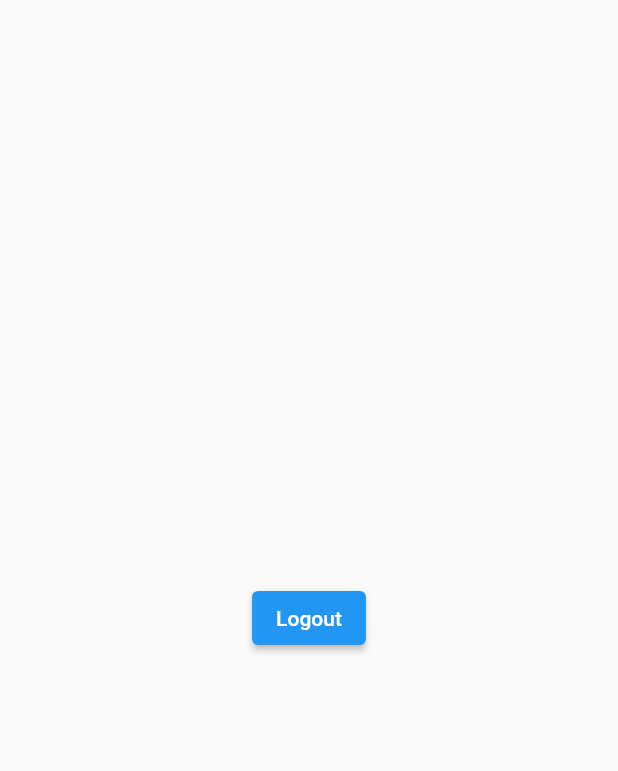
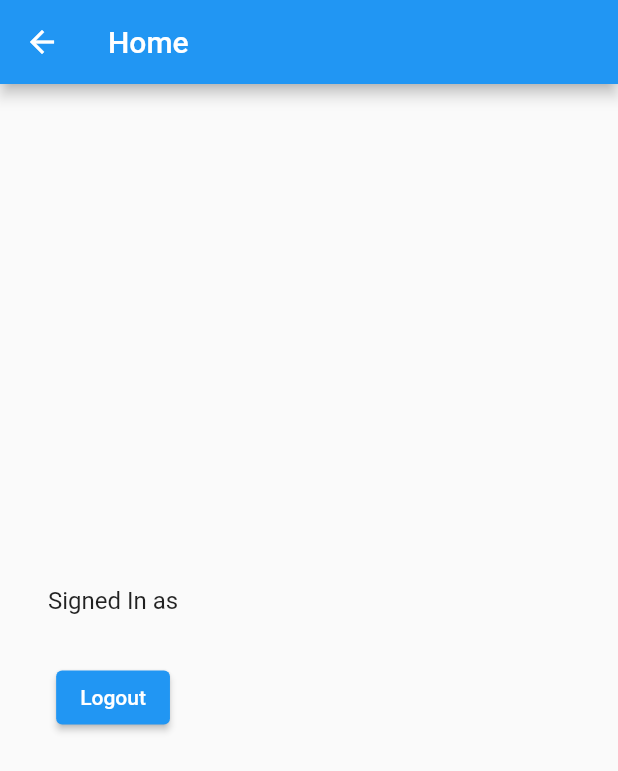
Before and after one commit to carlosribera/spag_app, a Flutter app: the HomeScreen screen opened directly, on a phone screen of 412 x 824 dp. Shown: the top 771 px of the screen. Run offline on Flutter 3.47's test engine with Material 2 defaults, Android fonts, the phone set to English and light mode, and no system bars; our stand-ins replace firebase_auth, firebase_core; accounts and stored records are empty; network calls fail.

```diff
--- a/lib/screens/home_screen.dart
+++ b/lib/screens/home_screen.dart
@@ -1,31 +1,50 @@
+import 'package:firebase_auth/firebase_auth.dart';
 import 'package:flutter/material.dart';
 
 import 'auth/signin_screen.dart';
 
-class HomeScreen extends StatefulWidget {
+class HomeScreen extends StatelessWidget {
   const HomeScreen({super.key});
 
   @override
-  State<HomeScreen> createState() => _HomeScreenState();
-}
-
-class _HomeScreenState extends State<HomeScreen> {
-  @override
   Widget build(BuildContext context) {
+    final user = FirebaseAuth.instance.currentUser!;
     return Scaffold(
-      body: Center(
-        child: ElevatedButton(
+      appBar: AppBar(
+        title: const Text('Home'),
+      ),
+      body: Padding(
+        padding: const EdgeInsets.all(32),
+        child: Column(
+          mainAxisAlignment: MainAxisAlignment.center,
+          children: [
+          const Text(
+            'Signed In as',
+            style: TextStyle(fontSize: 16),
+          ),
+          const SizedBox(height: 8),
+          Text(
+            user.email!,
+            style: const TextStyle(fontSize: 20, fontWeight: FontWeight.bold),
+          ),
+          ElevatedButton(
             child: const Text("Logout"),
             onPressed: () {
-            // FirebaseAuth.instance.signOut().then((value) {
-            //   print("Signed Out");
+              FirebaseAuth.instance.signOut().then(
+                (value) {
+                  // ignore: avoid_print
+                  print("Signed Out");
                   Navigator.push(
                     context,
                     MaterialPageRoute(
-                      builder: (context) => const SignInScreen()));
-            // });
+                      builder: (context) => const SignInScreen(),
+                    ),
+                  );
+                },
+              );
             },
           ),
+        ]),
       ),
     );
   }
```
Also changed, not shown: lib/main.dart (+38 -7 lines), lib/screens/auth/signin_screen.dart (+37 -15 lines), lib/screens/auth/signup_screen.dart (+17 -10 lines). Lines whose indentation alone changed are shown as unchanged.
